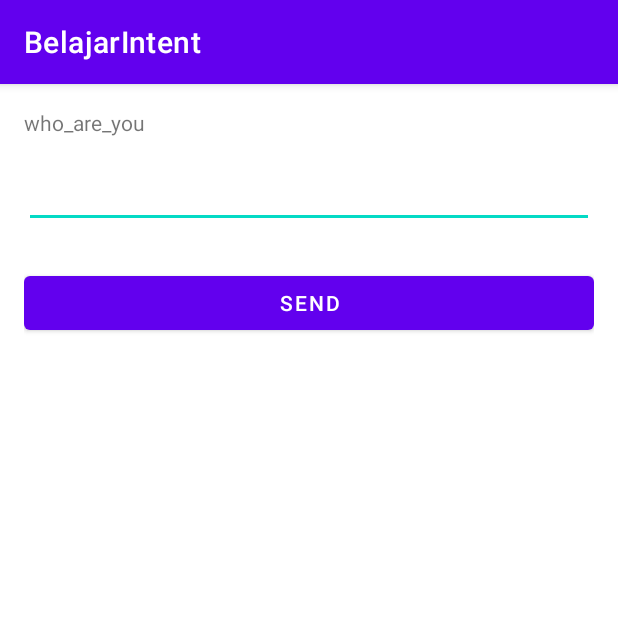
After one commit to farulwananda/mobile-learn-intent, an Android app: the ExplicitIntent screen opened directly, with no data from a screen before it, on a phone screen of 412 x 824 dp, the top half of it. The commit adds this screen. Run offline under Robolectric (Android 15) with nearby library versions, the phone set to English and light mode, and no system bars.

Commit message:
Menambahkan Explicit Intent

```diff
--- /dev/null
+++ b/app/src/main/java/com/farul/belajarintent/ExplicitIntent.java
@@ -0,0 +1,44 @@
+package com.farul.belajarintent;
+
+import androidx.appcompat.app.AppCompatActivity;
+
+import android.content.Intent;
+import android.os.Bundle;
+import android.view.View;
+import android.widget.Button;
+import android.widget.EditText;
+import android.widget.Toast;
+
+public class ExplicitIntent extends AppCompatActivity {
+
+    EditText name;
+    Button btnSend;
+
+    private  String KEY_NAME = "NAMA";
+    @Override
+    protected void onCreate(Bundle savedInstanceState) {
+        super.onCreate(savedInstanceState);
+        setContentView(R.layout.activity_explicit_intent);
+        name = (EditText) findViewById(R.id.edit_nama);
+        btnSend = (Button) findViewById(R.id.btn_send);
+
+        btnSend.setOnClickListener(new View.OnClickListener() {
+            @Override
+            public void onClick(View v) {
+                try {
+                    String nama = name.getText().toString();
+                    if(nama != "") {
+                        Intent i = new Intent(ExplicitIntent.this, ExplicitIntentSecond.class);
+                        i.putExtra(KEY_NAME, nama);
+                        startActivity(i);
+                    } else {
+                        Toast.makeText(getApplication(), "YOU NEED TO FILL YOUR NAME", Toast.LENGTH_SHORT);
+                    }
+                } catch (Exception e) {
+                    e.printStackTrace();
+                    Toast.makeText(getApplication(), "ERROR, TRY AGAIN!",Toast.LENGTH_SHORT);
+                }
+            }
+        });
+    }
+}
--- /dev/null
+++ b/app/src/main/res/layout/activity_explicit_intent.xml
@@ -0,0 +1,48 @@
+<?xml version="1.0" encoding="utf-8"?>
+<RelativeLayout xmlns:android="http://schemas.android.com/apk/res/android"
+    xmlns:app="http://schemas.android.com/apk/res-auto"
+    xmlns:tools="http://schemas.android.com/tools"
+    android:id="@+id/explicit1"
+    android:layout_width="match_parent"
+    android:layout_height="match_parent"
+    android:paddingBottom="@dimen/activity_vertical_margin"
+    android:paddingLeft="@dimen/activity_horizontal_margin"
+    android:paddingRight="@dimen/activity_vertical_margin"
+    android:paddingTop="@dimen/activity_vertical_margin"
+    tools:context=".ExplicitIntent">
+
+    <TextView
+        android:id="@+id/textView"
+        android:layout_width="wrap_content"
+        android:layout_height="wrap_content"
+        android:text="who_are_you" />
+
+    <TextView
+        android:layout_width="wrap_content"
+        android:layout_height="wrap_content"
+        android:layout_marginTop="29dp"
+        android:id="@+id/textView2"
+        android:layout_below="@+id/textView"
+        android:layout_alignParentStart="true" />
+
+    <EditText
+        android:layout_width="wrap_content"
+        android:layout_height="wrap_content"
+        android:inputType="textPersonName"
+        android:ems="10"
+        android:id="@+id/edit_nama"
+        android:layout_alignBaseline="@+id/textView2"
+        android:layout_alignBottom="@+id/textView2"
+        android:layout_alignParentEnd="true"
+        android:layout_toEndOf="@+id/textView2" />
+
+    <Button
+        android:text="SEND"
+        android:layout_width="wrap_content"
+        android:layout_height="wrap_content"
+        android:layout_below="@+id/edit_nama"
+        android:layout_marginTop="26dp"
+        android:id="@+id/btn_send"
+        android:layout_alignParentEnd="true"
+        android:layout_alignParentStart="true" />
+</RelativeLayout>
--- /dev/null
+++ b/app/src/main/res/values/dimen.xml
@@ -0,0 +1,5 @@
+<?xml version="1.0" encoding="utf-8"?>
+<resources>
+    <dimen name="activity_horizontal_margin">16dp</dimen>
+    <dimen name="activity_vertical_margin">16dp</dimen>
+</resources>
```
Also changed, not shown: app/src/main/AndroidManifest.xml (+7 -0 lines), app/src/main/java/com/farul/belajarintent/ExplicitIntentSecond.java (added, +25 -0 lines), app/src/main/java/com/farul/belajarintent/MainActivity.java (+9 -0 lines), app/src/main/res/layout/activity_explicit_intent_second.xml (added, +31 -0 lines), app/src/main/res/layout/activity_main.xml (+11 -0 lines).
